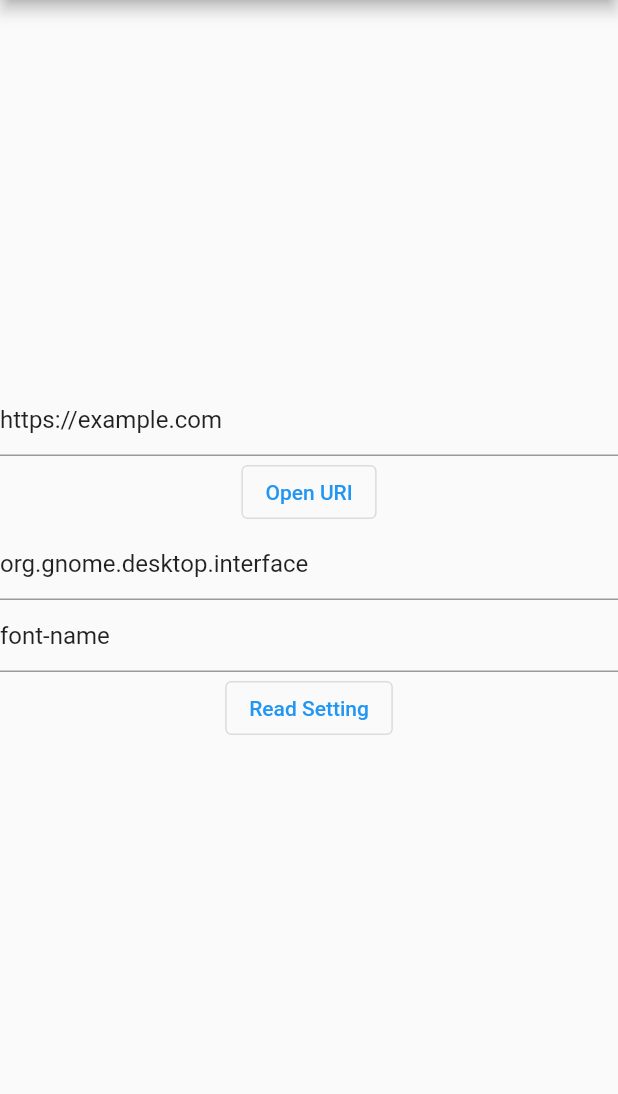
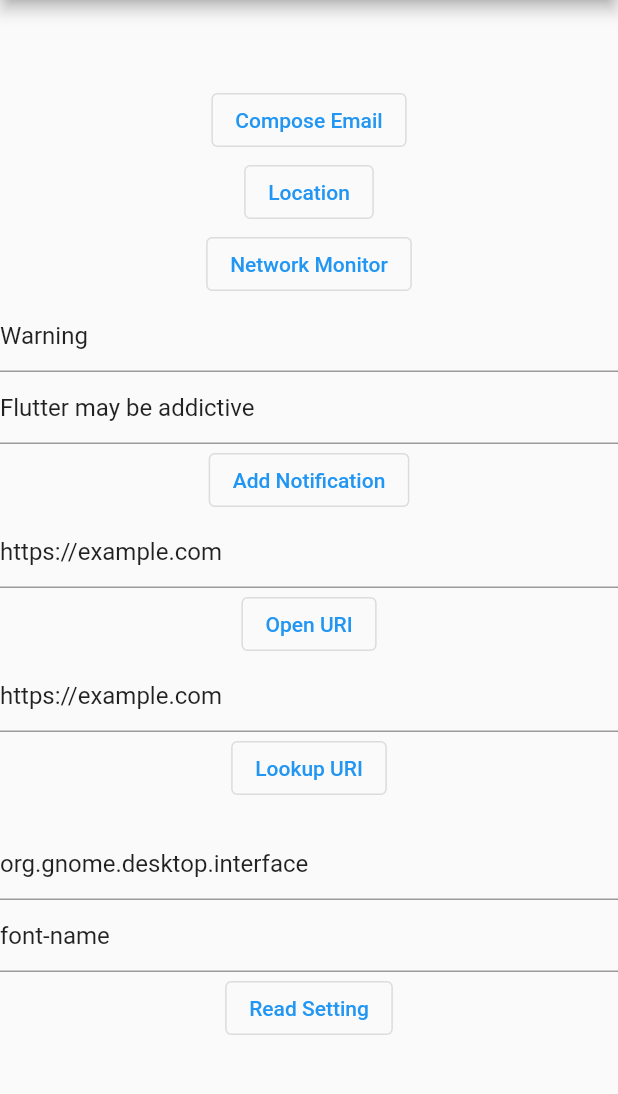
Before and after one commit to robert-ancell/flutter_portal_test, a Flutter app: the screen it shows after launch, on a phone screen of 412 x 824 dp, the part 84-1178 px from its top. Run offline on Flutter 3.47's test engine with Material 2 defaults, Android fonts, the phone set to English and light mode, and no system bars; missing offline and left inert: xdg_desktop_portal.

Commit message:
Add ProxyResolver, Notification and Email tests and placeholders for Locations and NetworkMonitor

```diff
--- a/lib/main.dart
+++ b/lib/main.dart
@@ -31,12 +31,18 @@ class MyHomePage extends StatefulWidget {
 
 class _MyHomePageState extends State<MyHomePage> {
   final _portal = XdgDesktopPortalClient();
+  final _lookupUriController =
+      TextEditingController(text: 'https://example.com');
+  final _notificationTitleController = TextEditingController(text: 'Warning');
+  final _notificationBodyController =
+      TextEditingController(text: 'Flutter may be addictive');
   final _uriController = TextEditingController(text: 'https://example.com');
   final _settingsNamespaceController =
       TextEditingController(text: 'org.gnome.desktop.interface');
   final _settingsKeyController = TextEditingController(text: 'font-name');
 
   String _settingsValue = '';
+  String _lookupResult = '';
 
   @override
   Widget build(BuildContext context) {
@@ -50,6 +56,55 @@ class _MyHomePageState extends State<MyHomePage> {
           children: <Widget>[
             Column(
               children: <Widget>[
+                OutlinedButton(
+                  onPressed: () async {
+                    await _portal.email.composeEmail();
+                  },
+                  child: const Text('Compose Email'),
+                ),
+              ],
+            ),
+            Column(
+              children: <Widget>[
+                OutlinedButton(
+                  onPressed: () async {
+                    print('FIXME');
+                  },
+                  child: const Text('Location'),
+                ),
+              ],
+            ),
+            Column(
+              children: <Widget>[
+                OutlinedButton(
+                  onPressed: () async {
+                    print('FIXME');
+                  },
+                  child: const Text('Network Monitor'),
+                ),
+              ],
+            ),
+            Column(
+              children: <Widget>[
+                TextField(
+                  controller: _notificationTitleController,
+                ),
+                TextField(
+                  controller: _notificationBodyController,
+                ),
+                OutlinedButton(
+                  onPressed: () async {
+                    await _portal.notification.addNotification(
+                        'notification_id_1',
+                        title: _notificationTitleController.text,
+                        body: _notificationBodyController.text);
+                  },
+                  child: const Text('Add Notification'),
+                ),
+              ],
+            ),
+            Column(
+              children: <Widget>[
                 TextField(
                   controller: _uriController,
                 ),
@@ -59,6 +114,22 @@ class _MyHomePageState extends State<MyHomePage> {
                   },
                   child: const Text('Open URI'),
                 ),
+              ],
+            ),
+            Column(
+              children: <Widget>[
+                TextField(
+                  controller: _lookupUriController,
+                ),
+                OutlinedButton(
+                  onPressed: () async {
+                    var uris = await _portal.proxyResolver
+                        .lookup(_lookupUriController.text);
+                    setState(() => _lookupResult = uris.join(', '));
+                  },
+                  child: const Text('Lookup URI'),
+                ),
+                Text(_lookupResult),
               ],
             ),
             Column(children: <Widget>[
```
